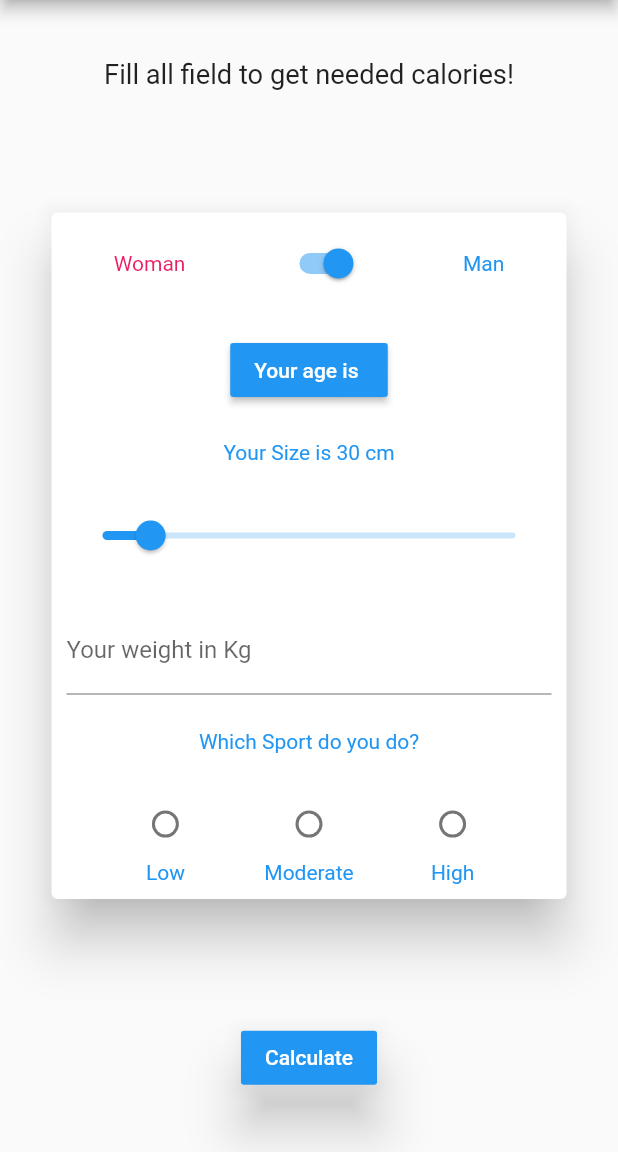
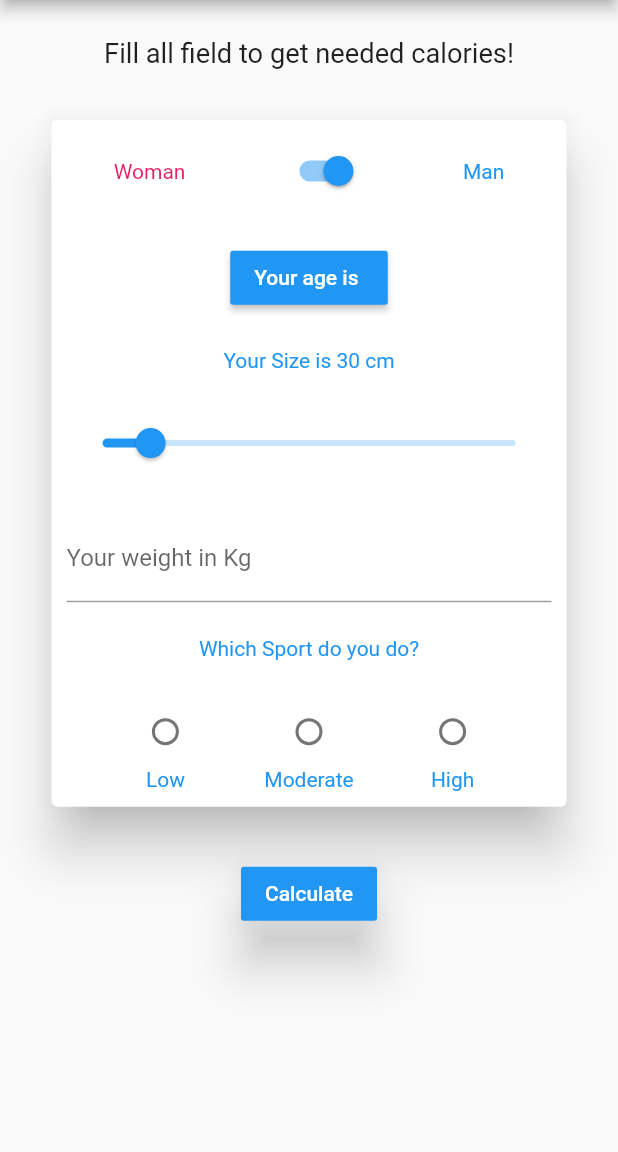
Before and after one commit to lyabs243/flutter-calorie-calcul, a Flutter app: the screen it shows after launch, on a phone screen of 412 x 824 dp, the part 84-1236 px from its top. Run offline on Flutter 3.47's test engine with Material 2 defaults, Android fonts, the phone set to English and light mode, and no system bars.

Commit message:
add scrollview on weight input

```diff
--- a/lib/main.dart
+++ b/lib/main.dart
@@ -64,7 +64,9 @@ class _MyHomePageState extends State<MyHomePage> {
           ),
           backgroundColor: getColor(),
         ),
-        body: Center(
+        body: new SingleChildScrollView(
+          padding: EdgeInsets.only(top: 25.0),
+          child: Center(
             child: Column(
               mainAxisAlignment: MainAxisAlignment.spaceAround,
               children: <Widget>[
@@ -72,6 +74,7 @@ class _MyHomePageState extends State<MyHomePage> {
                   'Fill all field to get needed calories!',
                   textScaleFactor: 1.3,
                 ),
+                new Padding(padding: EdgeInsets.only(top: 30.0)),
                 new Card(
                   elevation: 15.0,
                   child: new Container(
@@ -165,6 +168,7 @@ class _MyHomePageState extends State<MyHomePage> {
                     ),
                   ),
                 ),
+                new Padding(padding: EdgeInsets.only(top: 30.0)),
                 new RaisedButton(
                   onPressed: (){
                     if(age == null || weight == null || sportActivitySelected == null){
@@ -188,6 +192,7 @@ class _MyHomePageState extends State<MyHomePage> {
                   textColor: Colors.white,
                 ),
               ],
+            ),
           ),
         ),
       ),
```
Lines whose indentation alone changed are shown as unchanged.
